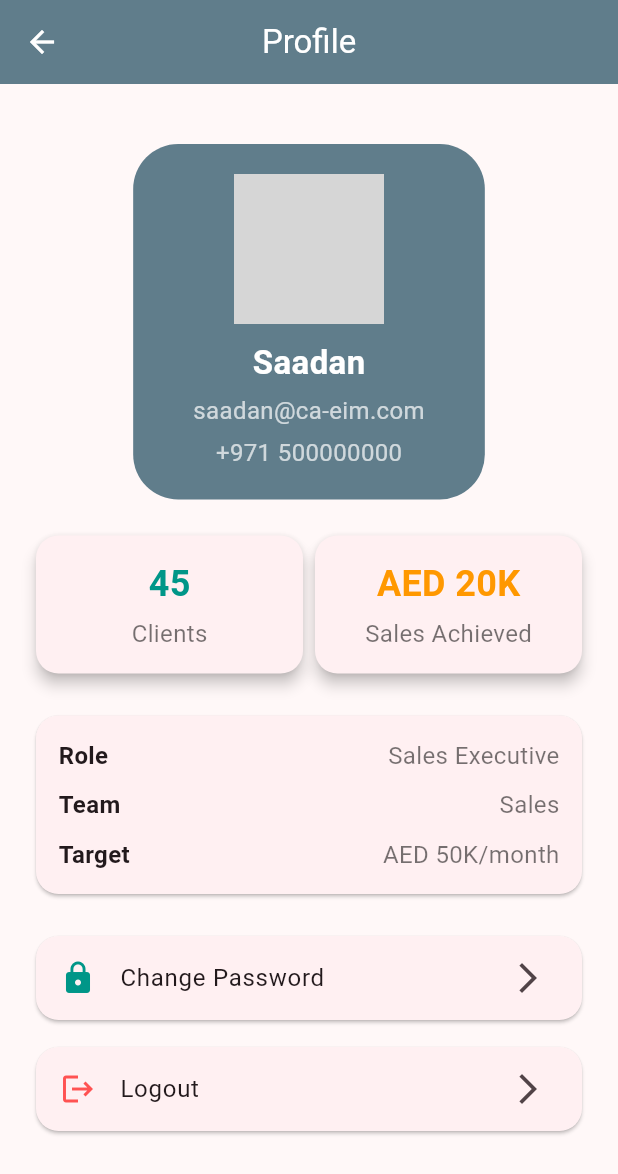
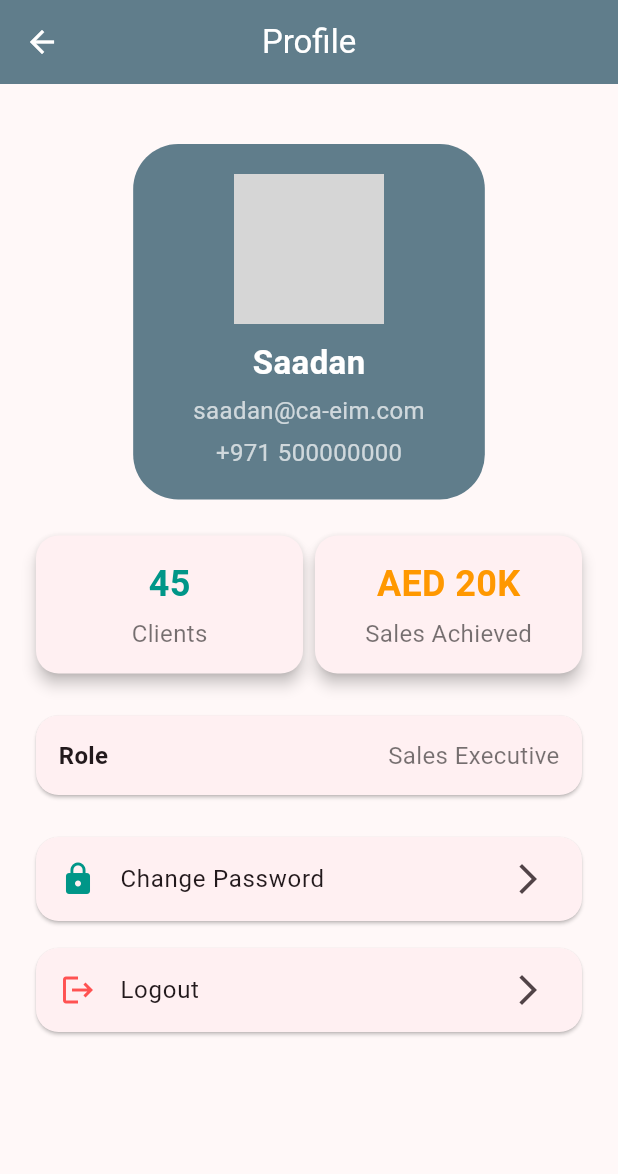
Before and after one commit to abdhmd2022/cshrealestatemobileapp-v1.0, a Flutter app: the SalesProfileScreen screen opened directly, on a phone screen of 412 x 824 dp. Shown: the top 1174 px of the screen. Run offline on Flutter 3.47's test engine with Material 3 defaults, Android fonts, the phone set to English and light mode, and no system bars; our stand-ins replace file_picker, fl_chart, image_picker, multi_select_flutter, shared_preferences; accounts and stored records are empty; network calls fail; grey boxes are pictures that could not be loaded.

Commit message:
"Commit for real estate mobile app"

```diff
--- a/lib/SalesDashboard.dart
+++ b/lib/SalesDashboard.dart
@@ -48,6 +48,7 @@ class _SalesDashboardScreenState extends State<SalesDashboardScreen> with Ticker
       "Oct": 2300,
       "Nov": 2400,
       "Dec": 2800,
+
     },
     "2023": {
       "Jan": 1200,
--- a/lib/SalesProfile.dart
+++ b/lib/SalesProfile.dart
@@ -114,10 +114,10 @@ class SalesProfileScreen extends StatelessWidget {
                     crossAxisAlignment: CrossAxisAlignment.start,
                     children: [
                       _buildDetailRow('Role', 'Sales Executive'),
-                      const SizedBox(height: 10),
-                      _buildDetailRow('Team', 'Sales'),
-                      const SizedBox(height: 10),
-                      _buildDetailRow('Target', '\AED 50K/month'),
+                      /*const SizedBox(height: 10),
+                      _buildDetailRow('Team', 'Sales'),*/
+                      /*const SizedBox(height: 10),
+                      _buildDetailRow('Target', '\AED 50K/month'),*/
                     ],
                   ),
                 ),
```
